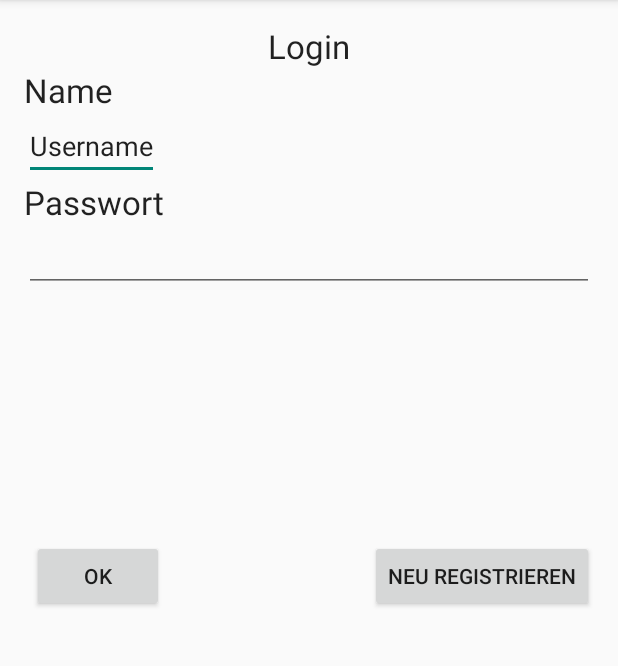
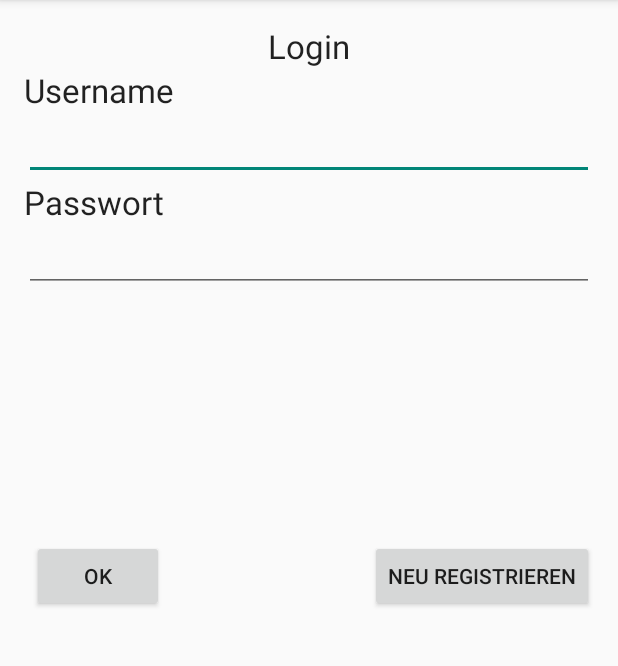
Before and after one commit to Restaurantify/Restaurantify, an Android app: the screen it shows after launch (MainActivity), on a phone screen of 412 x 824 dp, the part 84-750 px from its top. Run offline under Robolectric (Android 15) with nearby library versions, the phone set to English and light mode, and no system bars.

Commit message:
kleine änderung im manifest

```diff
--- a/app/src/main/AndroidManifest.xml
+++ b/app/src/main/AndroidManifest.xml
@@ -21,6 +21,7 @@
         <meta-data
             android:name="com.google.android.gms.version"
             android:value="@integer/google_play_services_version" />
+
     </application>
 
 </manifest>
--- a/app/src/main/java/com/example/stefan/restaurantfiy/MainActivity.java
+++ b/app/src/main/java/com/example/stefan/restaurantfiy/MainActivity.java
@@ -67,9 +67,5 @@ public class MainActivity extends Activity{
             Toast.makeText(this, "Username und Passwort nicht gefunden", Toast.LENGTH_SHORT).show();
 
         }
-
-
-
-
     }
 }
--- a/app/src/main/res/layout/activity_main.xml
+++ b/app/src/main/res/layout/activity_main.xml
@@ -18,15 +18,15 @@
         android:layout_width="wrap_content"
         android:layout_height="wrap_content"
         android:id="@+id/nameET"
-        android:text="Username"
         android:layout_below="@+id/nameTV"
-        android:layout_alignParentStart="true" />
+        android:layout_alignParentStart="true"
+        android:layout_alignEnd="@+id/nameTV" />
 
     <TextView
         android:layout_width="fill_parent"
         android:layout_height="wrap_content"
         android:textAppearance="?android:attr/textAppearanceLarge"
-        android:text="Name"
+        android:text="Username"
         android:id="@+id/nameTV"
         android:layout_below="@+id/loginTV"
         android:layout_alignParentStart="true" />
--- a/app/src/main/res/layout/tisch_daten.xml
+++ b/app/src/main/res/layout/tisch_daten.xml
@@ -27,4 +27,5 @@
         android:id="@+id/listView2"
         android:layout_alignTop="@+id/listView"
         android:layout_alignParentEnd="true" />
+
 </RelativeLayout>
```
Also changed, not shown: 1 other file.
